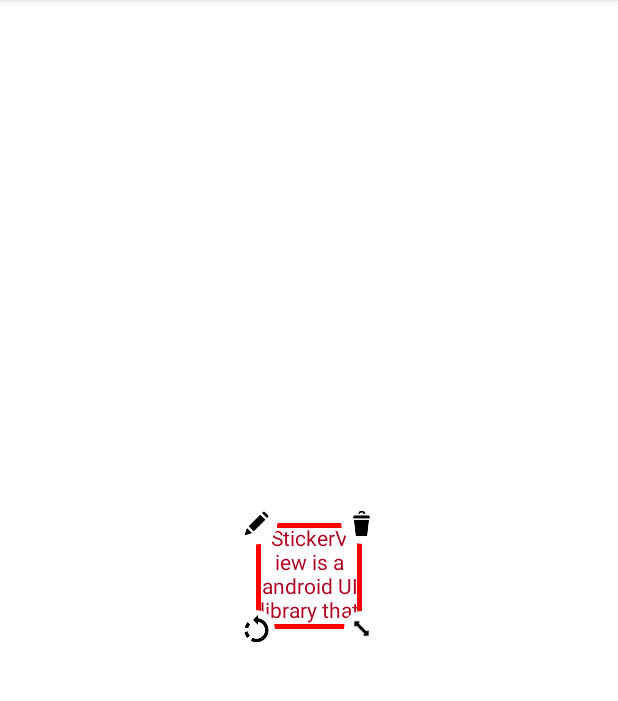
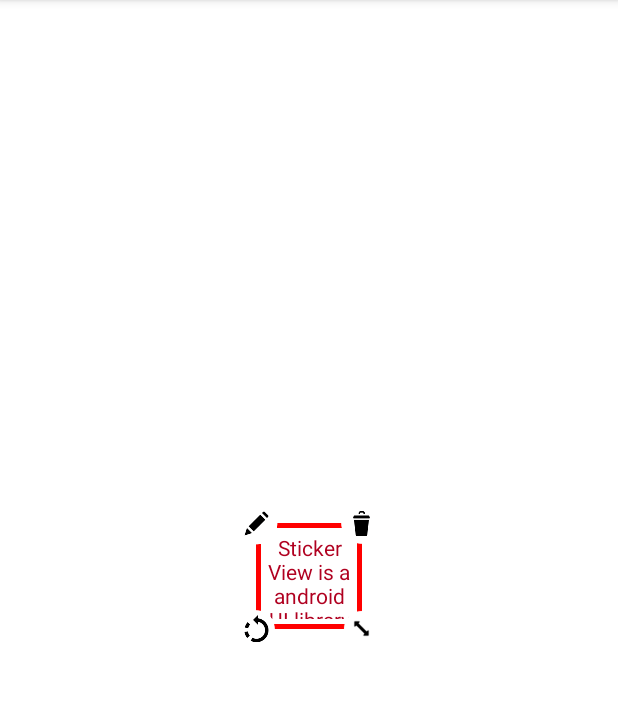
Before and after one commit to sonam309/TextStickerView, an Android app: the screen it shows after launch (MainActivity), on a phone screen of 412 x 824 dp, the part 84-785 px from its top. Run offline under Robolectric (Android 15) with nearby library versions, the phone set to English and light mode, and no system bars; 3 statements that could not run were skipped.

```diff
--- a/TextStickerLib/src/main/java/com/textstickerlib/StickerTextView.java
+++ b/TextStickerLib/src/main/java/com/textstickerlib/StickerTextView.java
@@ -44,6 +44,7 @@ public class StickerTextView extends StickerView {
         textView.setSingleLine(false);
         textView.setTextSize(10000);
         textView.setMinTextSize(22);
+        textView.setPadding(10,10,10,10);
 
 
         LayoutParams params = new LayoutParams(
```
